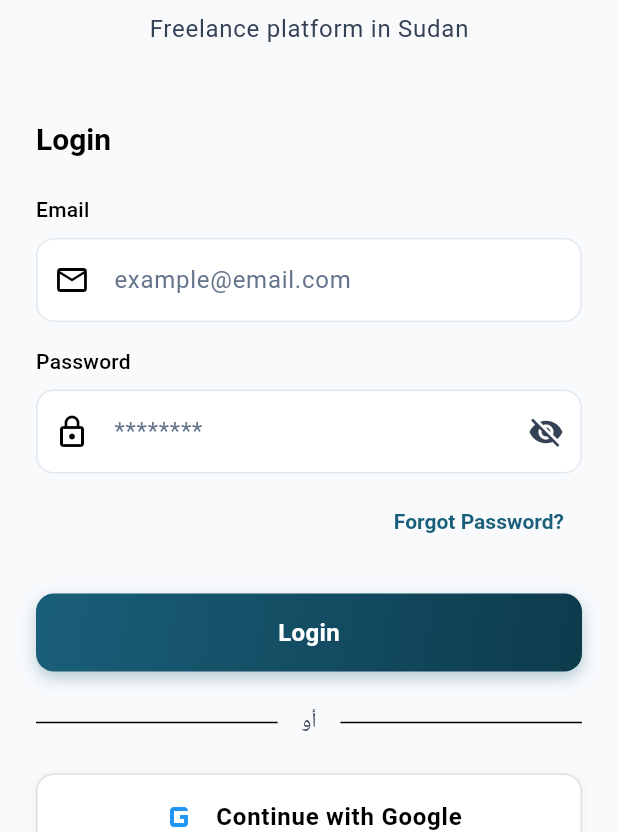
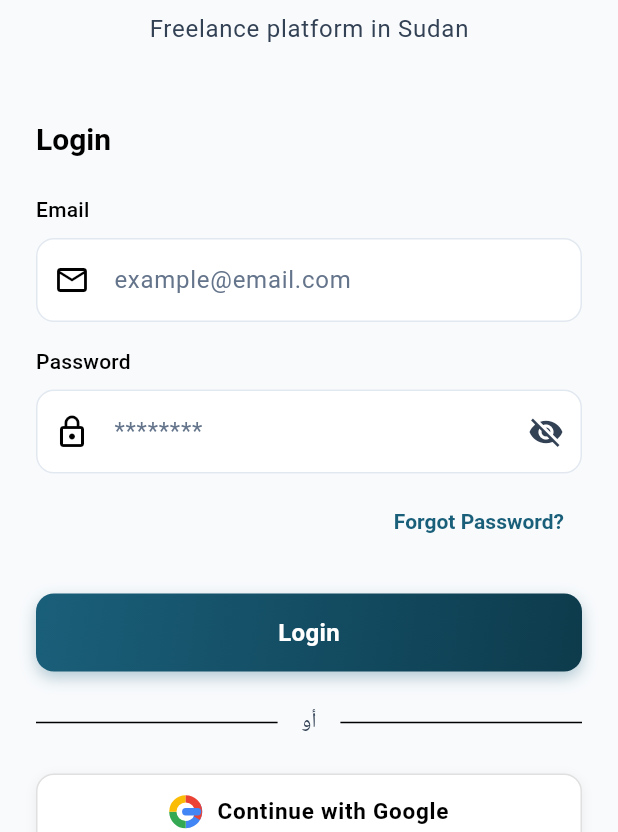
Before and after one commit to Jamal-c575/SudanFree, a Flutter app: the screen it shows after launch, after a tap on "Skip", on a phone screen of 412 x 824 dp, the part 404-1236 px from its top. Run offline on Flutter 3.47's test engine with Material 3 defaults, Android fonts, the phone set to English and light mode, and no system bars; our stand-ins replace audioplayers, cached_network_image, cloud_firestore, connectivity_plus, device_info_plus, firebase_analytics and 17 more; missing offline and left inert: onesignal_flutter, record; accounts and stored records are empty; network calls fail; Roboto replaces fonts that are missing (Cairo).

Commit message:
Fix Google Sign-In and Profile Setup issues

```diff
--- a/sudan_free/lib/main.dart
+++ b/sudan_free/lib/main.dart
@@ -13,6 +13,7 @@ import 'services/error_service.dart';
 import 'services/network_service.dart';
 import 'services/performance_service.dart';
 import 'core/utils/app_error_handler.dart';
+import 'core/config/image_cache_config.dart';
 import 'firebase_options.dart';
 
 // Background message handler
@@ -27,6 +28,10 @@ Future<void> _firebaseMessagingBackgroundHandler(RemoteMessage message) async {
 void main() {
   runZonedGuarded(() async {
     WidgetsFlutterBinding.ensureInitialized();
+
+    // Configure image caching to prevent OOM
+    imageCache.maximumSize = ImageCacheConfig.maxMemoryCacheCount;
+    imageCache.maximumSizeBytes = ImageCacheConfig.maxMemoryCacheSizeMB * 1024 * 1024;
 
     // Initialize OneSignal (debug logging activated for this build)
     OneSignal.Debug.setLogLevel(OSLogLevel.verbose);
--- a/sudan_free/lib/providers/auth_provider.dart
+++ b/sudan_free/lib/providers/auth_provider.dart
@@ -435,6 +435,8 @@ class AuthProvider extends ChangeNotifier {
     ShopCategory? shopCategory,
     String? openingHours,
     String? closingHours,
+    List<String>? shopInterests,
+    List<String>? serviceInterests,
   }) async {
     // Don't set status=loading here — it triggers app.dart to rebuild
     // and show SplashScreen, which unmounts ProfileSetupScreen mid-operation.
@@ -447,6 +449,7 @@ class AuthProvider extends ChangeNotifier {
       }
 
       final now = DateTime.now();
+      debugPrint('AuthProvider.createUserProfile: saving role=${role.name} for uid=${currentUser.uid}');
       final user = UserModel(
         id: currentUser.uid,
         email: currentUser.email ?? '',
@@ -462,11 +465,14 @@ class AuthProvider extends ChangeNotifier {
         openingHours: openingHours,
         closingHours: closingHours,
         whatsappNumber: phoneNumber ?? currentUser.phoneNumber,
+        shopInterests: shopInterests ?? [],
+        serviceInterests: serviceInterests ?? [],
         createdAt: now,
         updatedAt: now,
       );
 
       await _authService.createUserProfile(user);
+      debugPrint('AuthProvider.createUserProfile: Firestore write complete. role=${role.name}');
       await _deviceService.saveDeviceIdToUser(user.id);
 
       // ✅ Ensure FCM Token is saved BEFORE sending the welcome notification
--- a/sudan_free/lib/services/auth_service.dart
+++ b/sudan_free/lib/services/auth_service.dart
@@ -10,7 +10,7 @@ class AuthService {
   FirebaseFirestore get _firestore => FirebaseFirestore.instance;
 
   final GoogleSignIn _googleSignIn = GoogleSignIn(
-    serverClientId: '233114260-jeg27c91ei64504t0fbm0b3k3jiu7cl5.apps.googleusercontent.com',
+    serverClientId: '233114260-kht4nnnsp9icmnmbsb87pp7fjvf93ike.apps.googleusercontent.com',
   );
 
   // Sign in with Google
--- a/sudan_free/lib/services/firestore_service.dart
+++ b/sudan_free/lib/services/firestore_service.dart
@@ -81,7 +81,7 @@ class FirestoreService {
   Future<Map<String, dynamic>> getShopsPaginated({DocumentSnapshot? startAfterDoc, int limit = 15, String? state}) =>
       _users.getShopsPaginated(startAfterDoc: startAfterDoc, limit: limit, state: state);
 
-  Future<Map<String, dynamic>> getProvidersPaginated({DocumentSnapshot? startAfterDoc, int limit = 200}) =>
+  Future<Map<String, dynamic>> getProvidersPaginated({DocumentSnapshot? startAfterDoc, int limit = 50}) =>
       _users.getProvidersPaginated(startAfterDoc: startAfterDoc, limit: limit);
 
   // ==================== POSTS ====================
--- a/sudan_free/lib/services/update_service.dart
+++ b/sudan_free/lib/services/update_service.dart
@@ -8,18 +8,43 @@ import '../core/constants/app_colors.dart';
 
 class UpdateService {
   static final FirebaseFirestore _firestore = FirebaseFirestore.instance;
+  static bool _updateCheckInProgress = false;
+  static DateTime? _lastUpdateCheckTime;
+  static const Duration _updateCheckCooldown = Duration(minutes: 30);
 
+  /// Check for app updates with rate limiting to prevent excessive Firebase calls
   static Future<void> checkForUpdate(BuildContext context) async {
+    // Rate limit: don't check more than once per 30 minutes
+    if (_updateCheckInProgress) return;
+    if (_lastUpdateCheckTime != null &&
+        DateTime.now().difference(_lastUpdateCheckTime!) < _updateCheckCooldown) {
+      return;
+    }
+
+    _updateCheckInProgress = true;
     try {
       // Fetch minimum required version from Firestore
       final doc = await _firestore.collection('app_config').doc('main').get();
-      if (!doc.exists) return;
+      if (!doc.exists) {
+        debugPrint('UpdateService: app_config document not found');
+        return;
+      }
 
-      final data = doc.data()!;
+      final data = doc.data();
+      if (data == null) {
+        debugPrint('UpdateService: app_config data is null');
+        return;
+      }
+
       final minVersion = data['min_version'] as String?;
       final storeUrl = data['store_url'] as String?;
 
-      if (minVersion == null || storeUrl == null) return;
+      if (minVersion == null || storeUrl == null) {
+        debugPrint(
+          'UpdateService: Missing version or URL in config. minVersion=$minVersion, storeUrl=$storeUrl',
+        );
+        return;
+      }
 
       // Get current app version
       final packageInfo = await PackageInfo.fromPlatform();
@@ -30,8 +55,13 @@ class UpdateService {
           _showUpdateDialog(context, storeUrl);
         }
       }
-    } catch (e) {
-      debugPrint('UpdateService check error: $e');
+
+      _lastUpdateCheckTime = DateTime.now();
+    } catch (e, stackTrace) {
+      debugPrint('UpdateService check error: $e\n$stackTrace');
+      // Silently fail - don't interrupt user experience
+    } finally {
+      _updateCheckInProgress = false;
     }
   }
 
@@ -58,7 +88,10 @@ class UpdateService {
           child: AlertDialog(
             title: Text(
               isArabic ? 'تحديث إجباري' : 'Update Required',
-              style: const TextStyle(fontWeight: FontWeight.bold, color: AppColors.primary),
+              style: const TextStyle(
+                fontWeight: FontWeight.bold,
+                color: AppColors.primary,
+              ),
             ),
             content: Text(
               isArabic
@@ -68,9 +101,26 @@ class UpdateService {
             actions: [
               ElevatedButton(
                 onPressed: () async {
-                  final uri = Uri.parse(storeUrl);
-                  if (await canLaunchUrl(uri)) {
-                    await launchUrl(uri, mode: LaunchMode.externalApplication);
+                  try {
+                    final uri = Uri.parse(storeUrl);
+                    if (await canLaunchUrl(uri)) {
+                      await launchUrl(uri, mode: LaunchMode.externalApplication);
+                    } else {
+                      debugPrint('UpdateService: Cannot launch URL: $storeUrl');
+                      if (context.mounted) {
+                        ScaffoldMessenger.of(context).showSnackBar(
+                          SnackBar(
+                            content: Text(
+                              isArabic
+                                  ? 'لا يمكن فتح المتجر. يرجى محاولة يدويًا.'
+                                  : 'Cannot open store. Please try manually.',
+                            ),
+                          ),
+                        );
+                      }
+                    }
+                  } catch (e) {
+                    debugPrint('UpdateService: Error launching URL: $e');
                   }
                 },
                 style: ElevatedButton.styleFrom(
--- a/sudan_free/lib/views/auth/login_screen.dart
+++ b/sudan_free/lib/views/auth/login_screen.dart
@@ -55,6 +55,86 @@ class _LoginScreenState extends State<LoginScreen> {
         );
       }
     }
+  }
+
+  void _showForgotPasswordDialog(String locale) {
+    final emailCtrl = TextEditingController(text: _emailController.text.trim());
+    showDialog(
+      context: context,
+      builder: (ctx) => AlertDialog(
+        shape: RoundedRectangleBorder(borderRadius: BorderRadius.circular(16)),
+        title: Row(
+          children: [
+            const Icon(Icons.lock_reset, color: AppColors.primary),
+            const SizedBox(width: 8),
+            Text(
+              locale == 'ar' ? 'استعادة كلمة المرور' : 'Reset Password',
+              style: const TextStyle(fontSize: 17, fontWeight: FontWeight.bold),
+            ),
+          ],
+        ),
+        content: Column(
+          mainAxisSize: MainAxisSize.min,
+          crossAxisAlignment: CrossAxisAlignment.start,
+          children: [
+            Text(
+              locale == 'ar'
+                  ? 'أدخل بريدك الإلكتروني وسنرسل لك رابط إعادة تعيين كلمة المرور.'
+                  : 'Enter your email and we will send you a password reset link.',
+              style: TextStyle(fontSize: 13, color: Colors.grey[600]),
+            ),
+            const SizedBox(height: 16),
+            TextField(
+              controller: emailCtrl,
+              autofocus: true,
+              keyboardType: TextInputType.emailAddress,
+              decoration: InputDecoration(
+                labelText: locale == 'ar' ? 'البريد الإلكتروني' : 'Email',
+                hintText: 'example@email.com',
+                prefixIcon: const Icon(Icons.email_outlined),
+                border: OutlineInputBorder(borderRadius: BorderRadius.circular(12)),
+              ),
+            ),
+          ],
+        ),
+        actions: [
+          TextButton(
+            onPressed: () => Navigator.pop(ctx),
+            child: Text(locale == 'ar' ? 'إلغاء' : 'Cancel'),
+          ),
+          ElevatedButton.icon(
+            icon: const Icon(Icons.send, size: 18),
+            label: Text(locale == 'ar' ? 'إرسال' : 'Send'),
+            style: ElevatedButton.styleFrom(
+              backgroundColor: AppColors.primary,
+              foregroundColor: Colors.white,
+              shape: RoundedRectangleBorder(borderRadius: BorderRadius.circular(10)),
+            ),
+            onPressed: () async {
+              final email = emailCtrl.text.trim();
+              if (email.isEmpty) return;
+              Navigator.pop(ctx);
+              final authProvider = context.read<AuthProvider>();
+              final success = await authProvider.resetPassword(email);
+              if (mounted) {
+                ScaffoldMessenger.of(context).showSnackBar(
+                  SnackBar(
+                    content: Text(
+                      success
+                          ? (locale == 'ar'
+                              ? 'تم إرسال رابط الاستعادة إلى بريدك ✉️'
+                              : 'Reset link sent to your email ✉️')
+                          : (authProvider.errorMessage ?? 'Failed'),
+                    ),
+                    backgroundColor: success ? AppColors.success : AppColors.error,
+                  ),
+                );
+              }
+            },
+          ),
+        ],
+      ),
+    );
   }
 
   void _showBanDialog(String reason) {
@@ -213,9 +293,7 @@ class _LoginScreenState extends State<LoginScreen> {
                 Align(
                   alignment: locale == 'ar' ? Alignment.centerLeft : Alignment.centerRight,
                   child: TextButton(
-                    onPressed: () {
-                      // TODO: Navigate to forgot password
-                    },
+                    onPressed: () => _showForgotPasswordDialog(locale),
                     child: Text(l10n.forgotPassword),
                   ),
                 ),
@@ -260,7 +338,7 @@ class _LoginScreenState extends State<LoginScreen> {
                     final success = await authProvider.signInWithGoogle();
 
                     if (success && context.mounted) {
-                       if (Navigator.canPop(context)) {
+                      if (Navigator.canPop(context)) {
                         Navigator.popUntil(context, (route) => route.isFirst);
                       }
                     } else if (authProvider.errorMessage != null && context.mounted) {
@@ -276,25 +354,6 @@ class _LoginScreenState extends State<LoginScreen> {
                         );
                       }
                     }
-                  },
-                ),
-
-                const SizedBox(height: 12),
-
-                // Facebook Login Button
-                _FacebookSignInButton(
-                  isLoading: isLoading,
-                  locale: locale,
-                  onPressed: () {
-                    // TODO: Implement Facebook login
-                    ScaffoldMessenger.of(context).showSnackBar(
-                      SnackBar(
-                        content: Text(locale == 'ar'
-                            ? 'قريباً - تسجيل Facebook'
-                            : 'Coming soon - Facebook login'),
-                        backgroundColor: AppColors.primary,
-                      ),
-                    );
                   },
                 ),
 
@@ -364,17 +423,19 @@ class _GoogleSignInButton extends StatelessWidget {
 
   @override
   Widget build(BuildContext context) {
+    final isDark = Theme.of(context).brightness == Brightness.dark;
     return Container(
       decoration: BoxDecoration(
-        color: Theme.of(context).cardColor,
+        color: isDark ? const Color(0xFF2D2D2D) : Colors.white,
         borderRadius: BorderRadius.circular(12),
-        border: Border.all(color: Colors.grey.shade300),
+        border: Border.all(
+          color: isDark ? Colors.white12 : Colors.grey.shade300,
+        ),
         boxShadow: [
           BoxShadow(
-            color: Colors.grey.withValues(alpha: 0.1),
-            spreadRadius: 1,
-            blurRadius: 2,
-            offset: const Offset(0, 1),
+            color: Colors.black.withValues(alpha: isDark ? 0.3 : 0.06),
+            blurRadius: 6,
+            offset: const Offset(0, 2),
           ),
         ],
       ),
@@ -384,17 +445,22 @@ class _GoogleSignInButton extends StatelessWidget {
           onTap: isLoading ? null : onPressed,
           borderRadius: BorderRadius.circular(12),
           child: Padding(
-            padding: const EdgeInsets.symmetric(vertical: 12),
+            padding: const EdgeInsets.symmetric(vertical: 13),
             child: Row(
               mainAxisAlignment: MainAxisAlignment.center,
               children: [
-                // Modern Google Icon replacement (using text/shape if asset not available)
-                const Icon(Icons.g_mobiledata, size: 32, color: Colors.blue), // Placeholder for logo
-                const SizedBox(width: 8),
+                // Google 'G' icon built from colored arcs
+                SizedBox(
+                  width: 22,
+                  height: 22,
+                  child: CustomPaint(painter: _GoogleIconPainter()),
+                ),
+                const SizedBox(width: 10),
                 Text(
                   locale == 'ar' ? 'المتابعة باستخدام Google' : 'Continue with Google',
                   style: Theme.of(context).textTheme.bodyLarge?.copyWith(
                     fontWeight: FontWeight.w600,
+                    fontSize: 15,
                   ),
                 ),
               ],
@@ -406,57 +472,56 @@ class _GoogleSignInButton extends StatelessWidget {
   }
 }
 
-// Facebook Sign-In Button Widget
-class _FacebookSignInButton extends StatelessWidget {
-  final bool isLoading;
-  final String locale;
-  final VoidCallback onPressed;
+/// Paints the Google 'G' logo colors
+class _GoogleIconPainter extends CustomPainter {
+  @override
+  void paint(Canvas canvas, Size size) {
+    final center = Offset(size.width / 2, size.height / 2);
+    final radius = size.width / 2;
+    final rect = Rect.fromCircle(center: center, radius: radius);
 
-  const _FacebookSignInButton({
-    required this.isLoading,
-    required this.locale,
-    required this.onPressed,
-  });
+    // Draw colored quarters
+    final colors = [
+      (const Color(0xFF4285F4), -30.0, 120.0),  // Blue
+      (const Color(0xFF34A853), 90.0, 90.0),   // Green
+      (const Color(0xFFFBBC05), 180.0, 90.0),  // Yellow
+      (const Color(0xFFEA4335), 270.0, 120.0), // Red
+    ];
+
+    for (final (color, start, sweep) in colors) {
+      final paint = Paint()
+        ..color = color
+        ..style = PaintingStyle.stroke
+        ..strokeWidth = size.width * 0.22
+        ..strokeCap = StrokeCap.butt;
+      canvas.drawArc(
+        rect.deflate(size.width * 0.11),
+        start * 3.14159 / 180,
+        sweep * 3.14159 / 180,
+        false,
+        paint,
+      );
+    }
+
+    // White center circle to create ring effect
+    canvas.drawCircle(
+      center,
+      radius * 0.52,
+      Paint()..color = Colors.white,
+    );
+
+    // Draw the 'G' bar (horizontal line into center)
+    final barPaint = Paint()
+      ..color = const Color(0xFF4285F4)
+      ..strokeWidth = size.width * 0.22
+      ..strokeCap = StrokeCap.round;
+    canvas.drawLine(
+      Offset(center.dx, center.dy),
+      Offset(center.dx + radius * 0.72, center.dy),
+      barPaint,
+    );
+  }
 
   @override
-  Widget build(BuildContext context) {
-    return Container(
-      decoration: BoxDecoration(
-        color: const Color(0xFF1877F2),
-        borderRadius: BorderRadius.circular(12),
-        boxShadow: [
-          BoxShadow(
-            color: const Color(0xFF1877F2).withValues(alpha: 0.3),
-            spreadRadius: 1,
-            blurRadius: 4,
-            offset: const Offset(0, 2),
-          ),
-        ],
-      ),
-      child: Material(
-        color: Colors.transparent,
-        child: InkWell(
-          onTap: isLoading ? null : onPressed,
-          borderRadius: BorderRadius.circular(12),
-          child: Padding(
-            padding: const EdgeInsets.symmetric(vertical: 12),
-            child: Row(
-              mainAxisAlignment: MainAxisAlignment.center,
-              children: [
-                const Icon(Icons.facebook, color: Colors.white, size: 24),
-                const SizedBox(width: 12),
-                Text(
-                  locale == 'ar' ? 'المتابعة باستخدام Facebook' : 'Continue with Facebook',
-                  style: Theme.of(context).textTheme.bodyLarge?.copyWith(
-                    color: Colors.white,
-                    fontWeight: FontWeight.w600,
-                  ),
-                ),
-              ],
-            ),
-          ),
-        ),
-      ),
-    );
-  }
+  bool shouldRepaint(covariant CustomPainter oldDelegate) => false;
 }
```
Also changed, not shown: sudan_free/lib/core/config/image_cache_config.dart (added, +111 -0 lines), sudan_free/lib/core/utils/image_utils.dart (added, +95 -0 lines), sudan_free/lib/providers/posts_provider.dart (+25 -4 lines), sudan_free/lib/views/auth/profile_setup_screen.dart (+18 -14 lines), sudan_free/lib/views/home/home_screen.dart (+10 -3 lines), sudan_free/lib/widgets/common/image_carousel.dart (+46 -11 lines), 4 other files.
